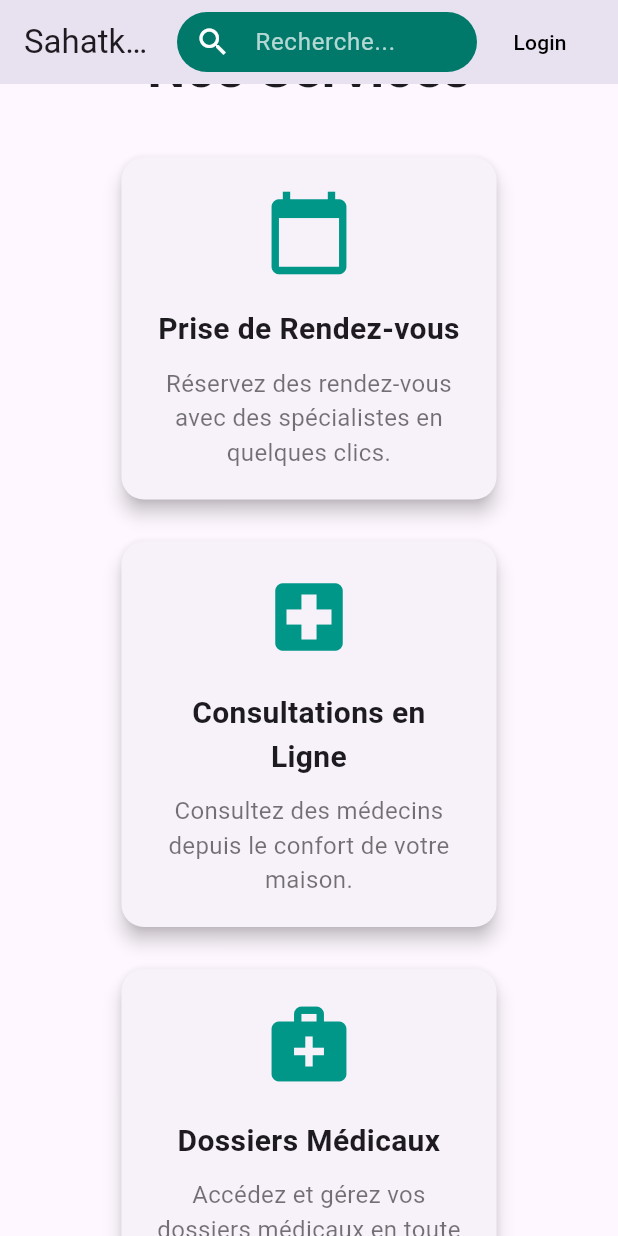
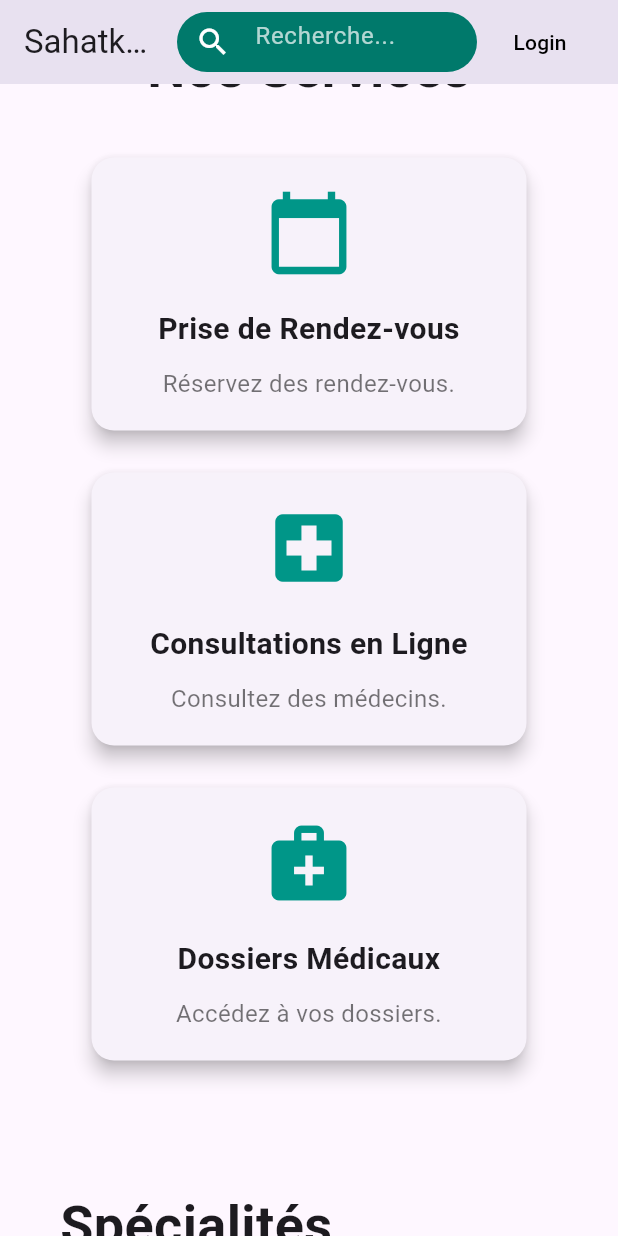
Before and after one commit to wafaltaief/sahatkom, a Flutter app: the screen it shows after launch, scrolled down 576 dp, on a phone screen of 412 x 824 dp. Run offline on Flutter 3.47's test engine with Material 3 defaults, Android fonts, the light colour scheme and no system bars; our stand-ins replace firebase_auth, firebase_core; accounts and stored records are empty.

Commit message:
first commit

```diff
--- a/lib/main.dart
+++ b/lib/main.dart
@@ -1,7 +1,9 @@
 import 'package:flutter/material.dart';
 import 'package:firebase_core/firebase_core.dart';
+
 import 'login_page.dart';
 import 'firebase_options.dart';
+import 'specialties_page.dart';
 
 void main() async {
   WidgetsFlutterBinding.ensureInitialized();
@@ -19,7 +21,10 @@ class SahatkomApp extends StatelessWidget {
     return MaterialApp(
       title: 'Sahatkom',
       debugShowCheckedModeBanner: false,
-      theme: ThemeData(primarySwatch: Colors.teal, fontFamily: 'Roboto'),
+      theme: ThemeData(
+        primarySwatch: Colors.teal,
+        fontFamily: 'Roboto',
+      ),
       home: const HomePage(),
     );
   }
@@ -45,25 +50,29 @@ class ServiceCard extends StatelessWidget {
     return Card(
       elevation: 5,
       shape: RoundedRectangleBorder(borderRadius: BorderRadius.circular(15)),
-      child: Container(
+      child: Padding(
+        padding: const EdgeInsets.all(20),
+        child: SizedBox(
           width: 250,
-        padding: const EdgeInsets.all(20),
           child: Column(
             children: [
               Icon(icon, size: 60, color: Colors.teal),
               const SizedBox(height: 20),
               Text(
                 title,
-              style: const TextStyle(fontSize: 20, fontWeight: FontWeight.bold),
+                style: const TextStyle(
+                    fontSize: 20, fontWeight: FontWeight.bold),
                 textAlign: TextAlign.center,
               ),
               const SizedBox(height: 10),
               Text(
                 description,
-              style: const TextStyle(fontSize: 16, color: Colors.black54),
+                style:
+                    const TextStyle(fontSize: 16, color: Colors.black54),
                 textAlign: TextAlign.center,
               ),
             ],
+          ),
         ),
       ),
     );
@@ -71,32 +80,45 @@ class ServiceCard extends StatelessWidget {
 }
 
 // ------------------------------------------------------
-// SPECIALTY CARD
+// SPECIALTY CARD (CLIC ACTIVE)
 // ------------------------------------------------------
 class SpecialtyCard extends StatelessWidget {
   final IconData icon;
   final String name;
+  final VoidCallback? onTap;
 
-  const SpecialtyCard({super.key, required this.icon, required this.name});
+  const SpecialtyCard({
+    super.key,
+    required this.icon,
+    required this.name,
+    this.onTap,
+  });
 
   @override
   Widget build(BuildContext context) {
-    return Card(
+    return InkWell(
+      onTap: onTap,
+      borderRadius: BorderRadius.circular(15),
+      child: Card(
         elevation: 4,
         shape: RoundedRectangleBorder(borderRadius: BorderRadius.circular(15)),
-      child: Container(
+        child: Padding(
+          padding: const EdgeInsets.all(20),
+          child: SizedBox(
             width: 180,
-        padding: const EdgeInsets.all(20),
             child: Column(
               children: [
                 Icon(icon, size: 50, color: Colors.teal),
                 const SizedBox(height: 15),
                 Text(
                   name,
-              style: const TextStyle(fontSize: 18, fontWeight: FontWeight.bold),
+                  style: const TextStyle(
+                      fontSize: 18, fontWeight: FontWeight.bold),
                   textAlign: TextAlign.center,
                 ),
               ],
+            ),
+          ),
         ),
       ),
     );
@@ -115,7 +137,6 @@ class HomePage extends StatelessWidget {
       appBar: AppBar(
         title: const Text('Sahatkom'),
         actions: [
-          // Search bar
           Container(
             width: 200,
             margin: const EdgeInsets.symmetric(vertical: 8),
@@ -126,23 +147,16 @@ class HomePage extends StatelessWidget {
                 prefixIcon: const Icon(Icons.search, color: Colors.white),
                 filled: true,
                 fillColor: Colors.teal.shade700,
-                contentPadding: const EdgeInsets.symmetric(
-                  vertical: 0,
-                  horizontal: 10,
-                ),
                 border: OutlineInputBorder(
                   borderRadius: BorderRadius.circular(30),
                   borderSide: BorderSide.none,
                 ),
               ),
               style: const TextStyle(color: Colors.white),
-              cursorColor: Colors.white,
-              onSubmitted: (query) {
-                print('Search query: $query');
-              },
             ),
           ),
           const SizedBox(width: 10),
+
           TextButton(
             onPressed: () {
               Navigator.push(
@@ -160,22 +174,18 @@ class HomePage extends StatelessWidget {
       body: SingleChildScrollView(
         child: Column(
           children: [
-            // ----------------------------------------------------
-            // HERO SECTION
-            // ----------------------------------------------------
+            // HERO
             Container(
               width: double.infinity,
               height: 500,
-              decoration: BoxDecoration(
+              decoration: const BoxDecoration(
                 image: DecorationImage(
-                  image: AssetImage(
-                    'assets/images/hero_image.png',
-                  ), // <-- your uploaded image
+                  image: AssetImage('assets/images/hero_image.png'),
                   fit: BoxFit.cover,
                 ),
               ),
               child: Container(
-                color: Colors.black54, // semi-transparent overlay
+                color: Colors.black54,
                 child: Center(
                   child: Column(
                     mainAxisAlignment: MainAxisAlignment.center,
@@ -196,12 +206,6 @@ class HomePage extends StatelessWidget {
                       const SizedBox(height: 30),
                       ElevatedButton(
                         onPressed: () {},
-                        style: ElevatedButton.styleFrom(
-                          padding: const EdgeInsets.symmetric(
-                            horizontal: 30,
-                            vertical: 15,
-                          ),
-                        ),
                         child: const Text('Réserver un rendez-vous'),
                       ),
                     ],
@@ -210,40 +214,35 @@ class HomePage extends StatelessWidget {
               ),
             ),
 
-            // ----------------------------------------------------
-            // SERVICES SECTION
-            // ----------------------------------------------------
+            // SERVICES
             Padding(
-              padding: const EdgeInsets.all(40.0),
+              padding: const EdgeInsets.all(40),
               child: Column(
                 children: [
                   const Text(
                     'Nos Services',
-                    style: TextStyle(fontSize: 36, fontWeight: FontWeight.bold),
+                    style: TextStyle(
+                        fontSize: 36, fontWeight: FontWeight.bold),
                   ),
                   const SizedBox(height: 30),
                   Wrap(
                     spacing: 20,
                     runSpacing: 20,
-                    alignment: WrapAlignment.center,
                     children: const [
                       ServiceCard(
                         icon: Icons.calendar_today,
                         title: 'Prise de Rendez-vous',
-                        description:
-                            'Réservez des rendez-vous avec des spécialistes en quelques clics.',
+                        description: 'Réservez des rendez-vous.',
                       ),
                       ServiceCard(
                         icon: Icons.local_hospital,
                         title: 'Consultations en Ligne',
-                        description:
-                            'Consultez des médecins depuis le confort de votre maison.',
+                        description: 'Consultez des médecins.',
                       ),
                       ServiceCard(
                         icon: Icons.medical_services,
                         title: 'Dossiers Médicaux',
-                        description:
-                            'Accédez et gérez vos dossiers médicaux en toute sécurité.',
+                        description: 'Accédez à vos dossiers.',
                       ),
                     ],
                   ),
@@ -251,44 +250,62 @@ class HomePage extends StatelessWidget {
               ),
             ),
 
-            // ----------------------------------------------------
-            // SPECIALTIES SECTION
-            // ----------------------------------------------------
+            // SPECIALTIES
             Padding(
-              padding: const EdgeInsets.all(40.0),
+              padding: const EdgeInsets.all(40),
               child: Column(
                 children: [
                   const Text(
                     'Spécialités Médicales',
-                    style: TextStyle(fontSize: 36, fontWeight: FontWeight.bold),
+                    style: TextStyle(
+                        fontSize: 36, fontWeight: FontWeight.bold),
                   ),
                   const SizedBox(height: 30),
+
+                  ElevatedButton(
+                    onPressed: () {
+                      Navigator.push(
+                        context,
+                        MaterialPageRoute(
+                            builder: (_) => const SpecialtiesPage()),
+                      );
+                    },
+                    child: const Text("Voir toutes les spécialités"),
+                  ),
+
+                  const SizedBox(height: 30),
+
                   Wrap(
                     spacing: 20,
                     runSpacing: 20,
-                    alignment: WrapAlignment.center,
-                    children: const [
-                      SpecialtyCard(icon: Icons.favorite, name: "Cardiologie"),
+                    children: [
+                      SpecialtyCard(
+                        icon: Icons.favorite,
+                        name: "Cardiologie",
+                        onTap: () {},
+                      ),
                       SpecialtyCard(
                         icon: Icons.visibility,
                         name: "Ophtalmologie",
+                        onTap: () {},
                       ),
-                      SpecialtyCard(icon: Icons.child_care, name: "Pédiatrie"),
-                      SpecialtyCard(icon: Icons.spa, name: "Dermatologie"),
                       SpecialtyCard(
-                        icon: Icons.psychology,
-                        name: "Psychiatrie",
+                        icon: Icons.child_care,
+                        name: "Pédiatrie",
+                        onTap: () {},
                       ),
-                      SpecialtyCard(icon: Icons.woman, name: "Gynécologie"),
+                      SpecialtyCard(
+                        icon: Icons.spa,
+                        name: "Dermatologie",
+                        onTap: () {},
+                      ),
                     ],
                   ),
                 ],
               ),
             ),
 
-            // ----------------------------------------------------
             // FOOTER
-            // ----------------------------------------------------
             Container(
               color: Colors.teal,
               padding: const EdgeInsets.all(20),
```
Also changed, not shown: lib/doctors_page.dart (added, +133 -0 lines), lib/specialties_page.dart (added, +101 -0 lines), pubspec.lock. Lines whose indentation alone changed are shown as unchanged.
